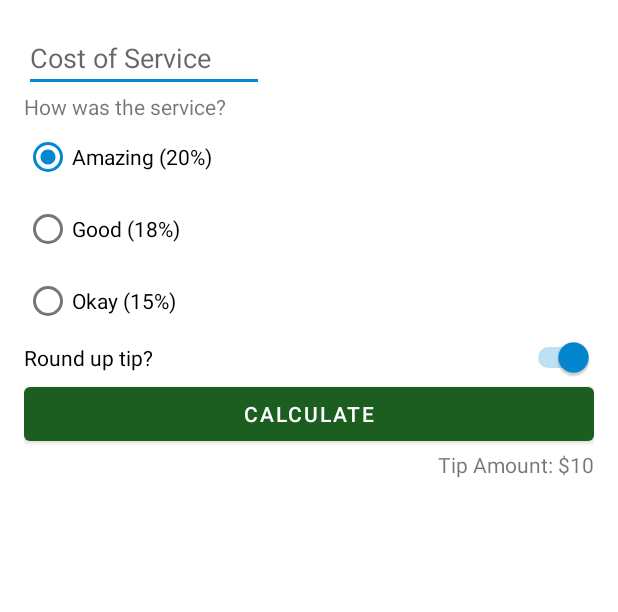
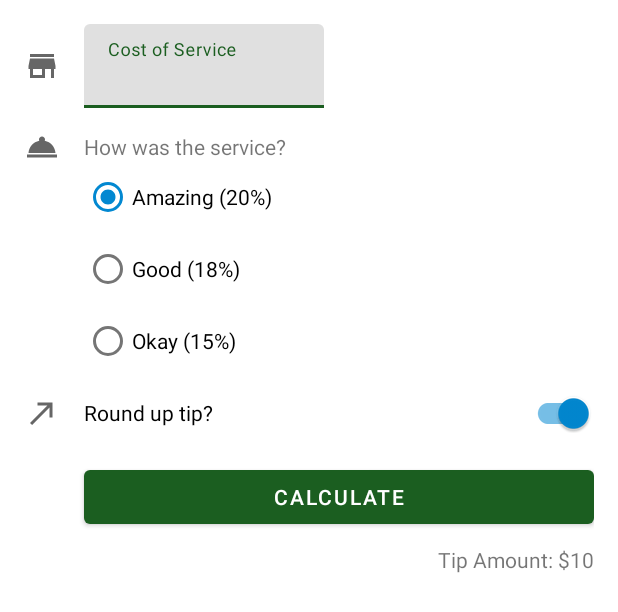
Before and after one commit to tsukerov/AndroidBasicsInKotlin, an Android app: the layout activity_main.xml on its own in the app's theme, with its tools: preview values and no code run, on a phone screen of 412 x 824 dp. Shown: the top 612 px of the screen. Run offline under Robolectric (Android 15) with nearby library versions, the light colour scheme and no system bars.

Commit message:
Icons put

```diff
--- a/tiptime/src/main/java/ru/devtsukerov/tiptime/MainActivity.kt
+++ b/tiptime/src/main/java/ru/devtsukerov/tiptime/MainActivity.kt
@@ -17,7 +17,7 @@ class MainActivity : AppCompatActivity() {
         binding.calculateButton.setOnClickListener { calculateTip() }
     }
     private fun calculateTip() {
-        val stringInTextField = binding.costOfService.text.toString()
+        val stringInTextField = binding.costOfServiceEditText.text.toString()
         val cost = stringInTextField.toDoubleOrNull()
         if (cost == null) {
             binding.tipResult.text = ""
--- /dev/null
+++ b/tiptime/src/main/res/drawable/ic_round_up.xml
@@ -0,0 +1,10 @@
+<vector xmlns:android="http://schemas.android.com/apk/res/android"
+    android:width="24dp"
+    android:height="24dp"
+    android:viewportWidth="24"
+    android:viewportHeight="24"
+    android:tint="?attr/colorControlNormal">
+  <path
+      android:fillColor="@android:color/white"
+      android:pathData="M9,5v2h6.59L4,18.59 5.41,20 17,8.41V15h2V5z"/>
+</vector>
--- /dev/null
+++ b/tiptime/src/main/res/drawable/ic_service.xml
@@ -0,0 +1,10 @@
+<vector xmlns:android="http://schemas.android.com/apk/res/android"
+    android:width="24dp"
+    android:height="24dp"
+    android:viewportWidth="24"
+    android:viewportHeight="24"
+    android:tint="?attr/colorControlNormal">
+  <path
+      android:fillColor="@android:color/white"
+      android:pathData="M2,17h20v2L2,19zM13.84,7.79c0.1,-0.24 0.16,-0.51 0.16,-0.79 0,-1.1 -0.9,-2 -2,-2s-2,0.9 -2,2c0,0.28 0.06,0.55 0.16,0.79C6.25,8.6 3.27,11.93 3,16h18c-0.27,-4.07 -3.25,-7.4 -7.16,-8.21z"/>
+</vector>
--- /dev/null
+++ b/tiptime/src/main/res/drawable/ic_store.xml
@@ -0,0 +1,10 @@
+<vector xmlns:android="http://schemas.android.com/apk/res/android"
+    android:width="24dp"
+    android:height="24dp"
+    android:viewportWidth="24"
+    android:viewportHeight="24"
+    android:tint="?attr/colorControlNormal">
+  <path
+      android:fillColor="@android:color/white"
+      android:pathData="M20,4L4,4v2h16L20,4zM21,14v-2l-1,-5L4,7l-1,5v2h1v6h10v-6h4v6h2v-6h1zM12,18L6,18v-4h6v4z"/>
+</vector>
--- a/tiptime/src/main/res/layout/activity_main.xml
+++ b/tiptime/src/main/res/layout/activity_main.xml
@@ -6,28 +6,57 @@
     android:layout_height="match_parent"
     android:padding="16dp"
     tools:context=".MainActivity">
-
-    <EditText
-        android:id="@+id/cost_of_service"
+    <ImageView
+        android:layout_width="wrap_content"
+        android:layout_height="wrap_content"
+        android:id="@+id/icon_cost_of_service"
+        android:importantForAccessibility="no"
+        app:srcCompat="@drawable/ic_store"
+        app:layout_constraintStart_toStartOf="parent"
+        app:layout_constraintTop_toTopOf="@id/cost_of_service"
+        app:layout_constraintBottom_toBottomOf="@id/cost_of_service"
+        />
+    <com.google.android.material.textfield.TextInputLayout
         android:layout_width="160dp"
         android:layout_height="wrap_content"
-        android:hint="@string/cost_of_service"
-        android:inputType="numberDecimal"
+        android:id="@+id/cost_of_service"
+        app:layout_constraintStart_toEndOf="@id/icon_cost_of_service"
+        android:layout_marginStart="16dp"
+        app:layout_constraintTop_toTopOf="parent"
+        android:hint="@string/cost_of_service">
+        <com.google.android.material.textfield.TextInputEditText
+            android:layout_width="match_parent"
+            android:layout_height="wrap_content"
+            android:inputType="numberDecimal"
+            android:id="@+id/cost_of_service_edit_text"/>
+    </com.google.android.material.textfield.TextInputLayout>
+
+    <ImageView
+        android:layout_width="wrap_content"
+        android:layout_height="wrap_content"
+        android:id="@+id/icon_service_question"
+        android:importantForAccessibility="no"
+        app:srcCompat="@drawable/ic_service"
         app:layout_constraintStart_toStartOf="parent"
-        app:layout_constraintTop_toTopOf="parent" />
+        app:layout_constraintTop_toTopOf="@id/service_question"
+        app:layout_constraintBottom_toBottomOf="@id/service_question"
+        />
 
     <TextView
         android:id="@+id/service_question"
         android:layout_width="wrap_content"
         android:layout_height="wrap_content"
+        android:layout_marginStart="16dp"
+        android:layout_marginTop="16dp"
         android:text="@string/how_was_the_service"
-        app:layout_constraintStart_toStartOf="parent"
+        app:layout_constraintStart_toEndOf="@id/icon_service_question"
         app:layout_constraintTop_toBottomOf="@id/cost_of_service" />
 
     <RadioGroup
         android:id="@+id/tip_options"
         android:layout_width="wrap_content"
         android:layout_height="wrap_content"
+        android:layout_marginStart="40dp"
         android:checkedButton="@id/option_twenty_percent"
         android:orientation="vertical"
         app:layout_constraintStart_toStartOf="parent"
@@ -53,15 +82,26 @@
 
 
     </RadioGroup>
+    <ImageView
+        android:layout_width="wrap_content"
+        android:layout_height="wrap_content"
+        android:id="@+id/icon_round_up"
+        android:importantForAccessibility="no"
+        app:srcCompat="@drawable/ic_round_up"
+        app:layout_constraintStart_toStartOf="parent"
+        app:layout_constraintTop_toTopOf="@id/round_up_switch"
+        app:layout_constraintBottom_toBottomOf="@id/round_up_switch"
+        />
 
-    <Switch
+    <com.google.android.material.switchmaterial.SwitchMaterial
         android:id="@+id/round_up_switch"
         android:layout_width="0dp"
         android:layout_height="wrap_content"
         android:checked="true"
         android:text="@string/round_up_tip"
+        android:layout_marginStart="16dp"
         app:layout_constraintEnd_toEndOf="parent"
-        app:layout_constraintStart_toStartOf="parent"
+        app:layout_constraintStart_toEndOf="@id/icon_round_up"
         app:layout_constraintTop_toBottomOf="@id/tip_options" />
 
     <Button
@@ -70,7 +110,8 @@
         android:layout_height="wrap_content"
         android:text="@string/calculate"
         app:layout_constraintEnd_toEndOf="parent"
-        app:layout_constraintStart_toStartOf="parent"
+        android:layout_marginTop="8dp"
+        app:layout_constraintStart_toStartOf="@id/round_up_switch"
         app:layout_constraintTop_toBottomOf="@id/round_up_switch"
 
         />
@@ -80,6 +121,7 @@
         android:layout_width="wrap_content"
         android:layout_height="wrap_content"
         tools:text="Tip Amount: $10"
+        android:layout_marginTop="8dp"
         app:layout_constraintEnd_toEndOf="parent"
         app:layout_constraintTop_toBottomOf="@id/calculate_button" />
 
```
